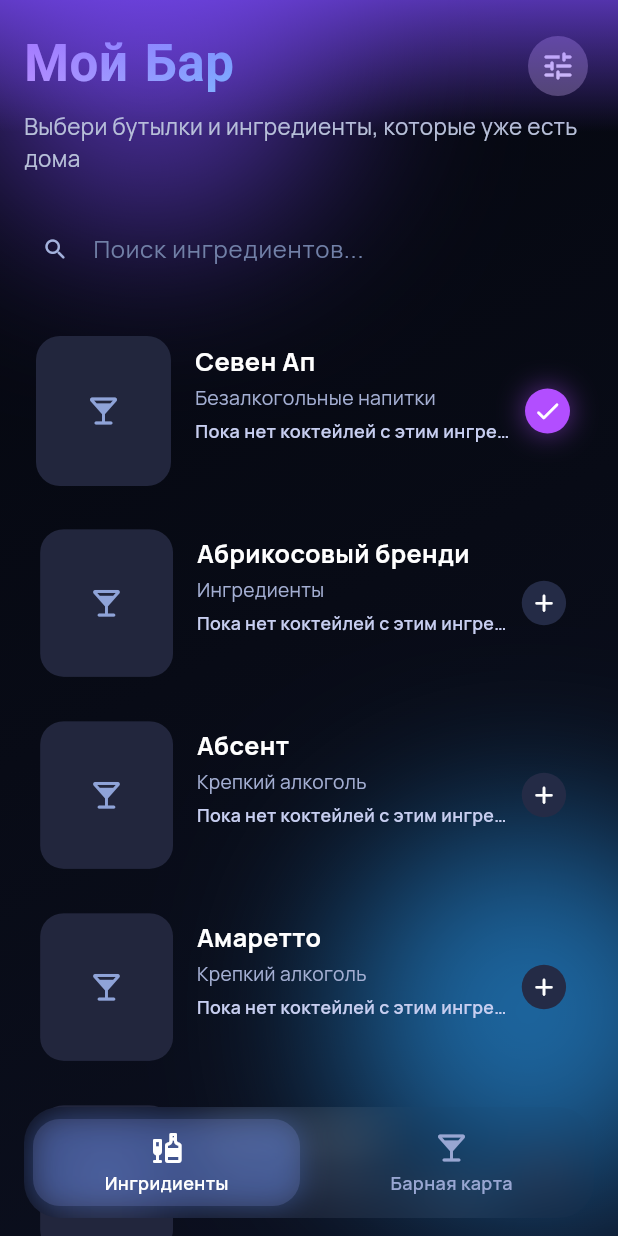
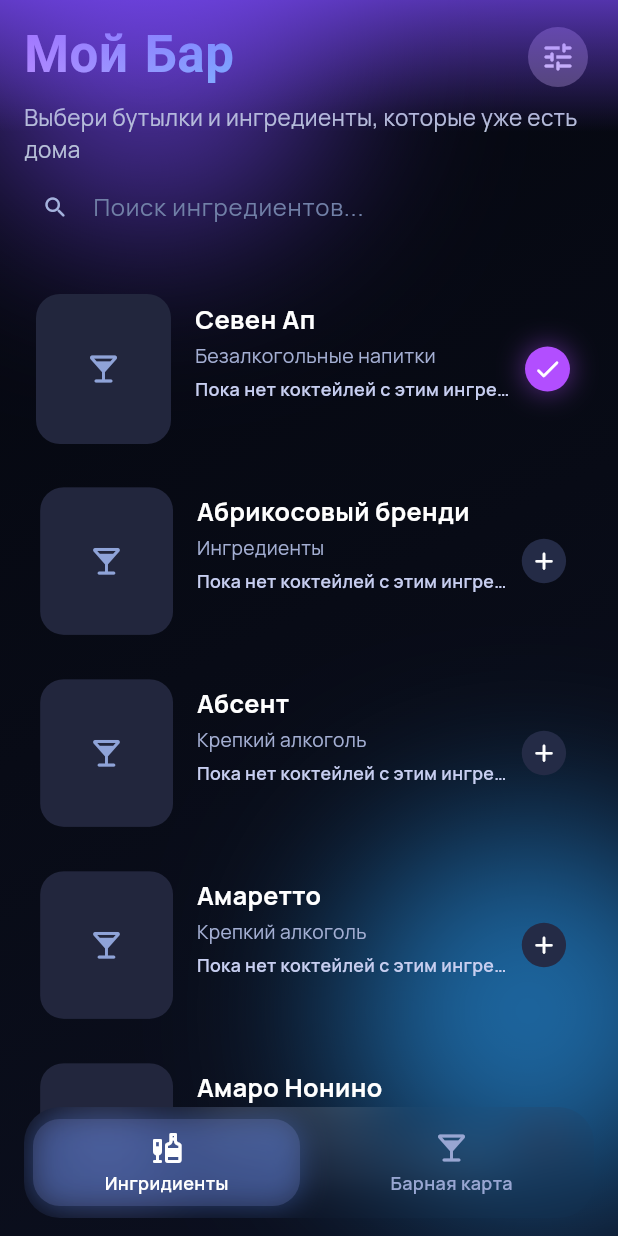
Before and after one commit to MixKage/my_bar, a Flutter app: the screen it shows after launch, after a tap on "Севен Ап", on a phone screen of 412 x 824 dp. Run offline on Flutter 3.47's test engine with Material 3 defaults, Android fonts, the phone set to English and light mode, and no system bars; our stand-ins replace file_picker, flutter_bloc, google_fonts, loading_animation_widget, share_plus, shared_preferences; missing offline and left inert: animated_border_widgets; network calls fail.

Commit message:
upgrade: appbar

```diff
--- a/lib/features/bar/presentation/pages/raw_bar_page.dart
+++ b/lib/features/bar/presentation/pages/raw_bar_page.dart
@@ -30,6 +30,7 @@ class RawBarPage extends StatefulWidget {
 class _RawBarPageState extends State<RawBarPage> {
   final TextEditingController _searchController = TextEditingController();
   String _query = '';
+  bool _isSearchPinned = false;
 
   @override
   void dispose() {
@@ -58,12 +59,15 @@ class _RawBarPageState extends State<RawBarPage> {
     return NeonBackground(
       topGlow: const Color(0xFF7D4BFF),
       bottomGlow: const Color(0xFF2AA6FF),
-      child: CustomScrollView(
+      child: Stack(
+        fit: StackFit.expand,
+        children: <Widget>[
+          CustomScrollView(
             keyboardDismissBehavior: ScrollViewKeyboardDismissBehavior.onDrag,
             slivers: <Widget>[
               SliverToBoxAdapter(
                 child: Padding(
-              padding: EdgeInsets.fromLTRB(16, topInset + 20, 16, 0),
+                  padding: EdgeInsets.fromLTRB(16, topInset + 14, 16, 0),
                   child: Column(
                     children: <Widget>[
                       Row(
@@ -97,7 +101,10 @@ class _RawBarPageState extends State<RawBarPage> {
                       const SizedBox(height: 6),
                       const Text(
                         'Выбери бутылки и ингредиенты, которые уже есть дома',
-                    style: TextStyle(color: Color(0xFFB8C1D9), fontSize: 15),
+                        style: TextStyle(
+                          color: Color(0xFFB8C1D9),
+                          fontSize: 15,
+                        ),
                       ),
                     ],
                   ),
@@ -107,11 +114,13 @@ class _RawBarPageState extends State<RawBarPage> {
                 pinned: true,
                 delegate: _RawSearchHeaderDelegate(
                   topInset: topInset,
+                  onPinnedChanged: _handleSearchPinnedChanged,
                   child: Padding(
                     padding: const EdgeInsets.symmetric(horizontal: 16),
                     child: _IngredientSearchField(
                       controller: _searchController,
-                  onChanged: (value) => setState(() => _query = value.trim()),
+                      onChanged: (value) =>
+                          setState(() => _query = value.trim()),
                     ),
                   ),
                 ),
@@ -137,9 +146,8 @@ class _RawBarPageState extends State<RawBarPage> {
                         itemCount: filteredIngredients.length,
                         itemBuilder: (context, index) {
                           final ingredient = filteredIngredients[index];
-                      final selected = widget.selectedIngredientIds.contains(
-                        ingredient.id,
-                      );
+                          final selected = widget.selectedIngredientIds
+                              .contains(ingredient.id);
                           return Padding(
                             padding: const EdgeInsets.only(bottom: 12),
                             child: IngredientCard(
@@ -148,7 +156,8 @@ class _RawBarPageState extends State<RawBarPage> {
                                   cocktailsByIngredient[ingredient.id] ??
                                   const <Cocktail>[],
                               selected: selected,
-                          onTap: () => widget.onToggleIngredient(ingredient.id),
+                              onTap: () =>
+                                  widget.onToggleIngredient(ingredient.id),
                             ),
                           );
                         },
@@ -156,7 +165,42 @@ class _RawBarPageState extends State<RawBarPage> {
               ),
             ],
           ),
+          IgnorePointer(
+            child: AnimatedOpacity(
+              opacity: _isSearchPinned ? 1 : 0,
+              duration: const Duration(milliseconds: 180),
+              curve: Curves.easeOut,
+              child: Align(
+                alignment: Alignment.topCenter,
+                child: SizedBox(
+                  height: topInset + 88,
+                  width: double.infinity,
+                  child: DecoratedBox(
+                    decoration: BoxDecoration(
+                      gradient: LinearGradient(
+                        begin: Alignment.topCenter,
+                        end: Alignment.bottomCenter,
+                        colors: <Color>[
+                          const Color(0xFF7D4BFF).withValues(alpha: 0.8),
+                          const Color(0xFF7D4BFF).withValues(alpha: 0),
+                        ],
+                      ),
+                    ),
+                  ),
+                ),
+              ),
+            ),
+          ),
+        ],
+      ),
     );
+  }
+
+  void _handleSearchPinnedChanged(bool isPinned) {
+    if (_isSearchPinned == isPinned || !mounted) {
+      return;
+    }
+    setState(() => _isSearchPinned = isPinned);
   }
 
   Map<String, List<Cocktail>> _buildCocktailUsageMap(List<Cocktail> cocktails) {
@@ -220,21 +264,24 @@ class _IngredientSearchField extends StatelessWidget {
 }
 
 class _RawSearchHeaderDelegate extends SliverPersistentHeaderDelegate {
-  const _RawSearchHeaderDelegate({required this.topInset, required this.child});
+  const _RawSearchHeaderDelegate({
+    required this.topInset,
+    required this.child,
+    required this.onPinnedChanged,
+  });
 
   final double topInset;
   final Widget child;
+  final ValueChanged<bool> onPinnedChanged;
 
   static const double searchFieldHeight = 56;
   static const double _bottomSpacing = 8;
-  static const double _fadeScrollDistance = 22;
 
   @override
   double get minExtent => topInset + searchFieldHeight + _bottomSpacing;
 
   @override
-  double get maxExtent =>
-      topInset + searchFieldHeight + _bottomSpacing + _fadeScrollDistance;
+  double get maxExtent => topInset + searchFieldHeight + _bottomSpacing;
 
   @override
   Widget build(
@@ -242,35 +289,22 @@ class _RawSearchHeaderDelegate extends SliverPersistentHeaderDelegate {
     double shrinkOffset,
     bool overlapsContent,
   ) {
-    final progress = (shrinkOffset / _fadeScrollDistance).clamp(0.0, 1.0);
-    final opacity = Curves.easeOut.transform(progress);
-    final topPadding =
-        (topInset * progress) +
-        (_fadeScrollDistance - shrinkOffset).clamp(0.0, _fadeScrollDistance);
-
+    WidgetsBinding.instance.addPostFrameCallback((_) {
+      onPinnedChanged(overlapsContent);
+    });
     return SizedBox.expand(
-      child: DecoratedBox(
-        decoration: BoxDecoration(
-          gradient: LinearGradient(
-            begin: Alignment.topCenter,
-            end: Alignment.bottomCenter,
-            colors: <Color>[
-              const Color(0xFF7D4BFF).withValues(alpha: 0.8 * opacity),
-              const Color(0xFF7D4BFF).withValues(alpha: 0),
-            ],
-          ),
-        ),
       child: Padding(
-          padding: EdgeInsets.fromLTRB(0, topPadding, 0, _bottomSpacing),
+        padding: EdgeInsets.fromLTRB(0, topInset, 0, _bottomSpacing),
         child: child,
-        ),
       ),
     );
   }
 
   @override
   bool shouldRebuild(covariant _RawSearchHeaderDelegate oldDelegate) {
-    return oldDelegate.topInset != topInset || oldDelegate.child != child;
+    return oldDelegate.topInset != topInset ||
+        oldDelegate.child != child ||
+        oldDelegate.onPinnedChanged != onPinnedChanged;
   }
 }
 
```
Lines whose indentation alone changed are shown as unchanged.
